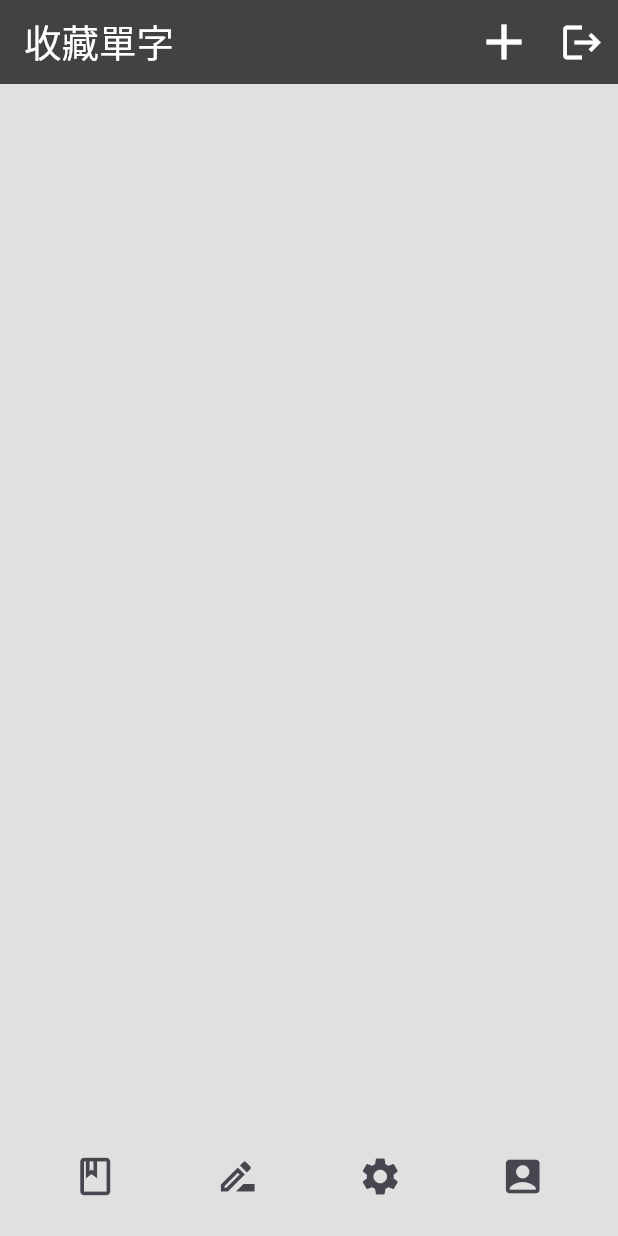
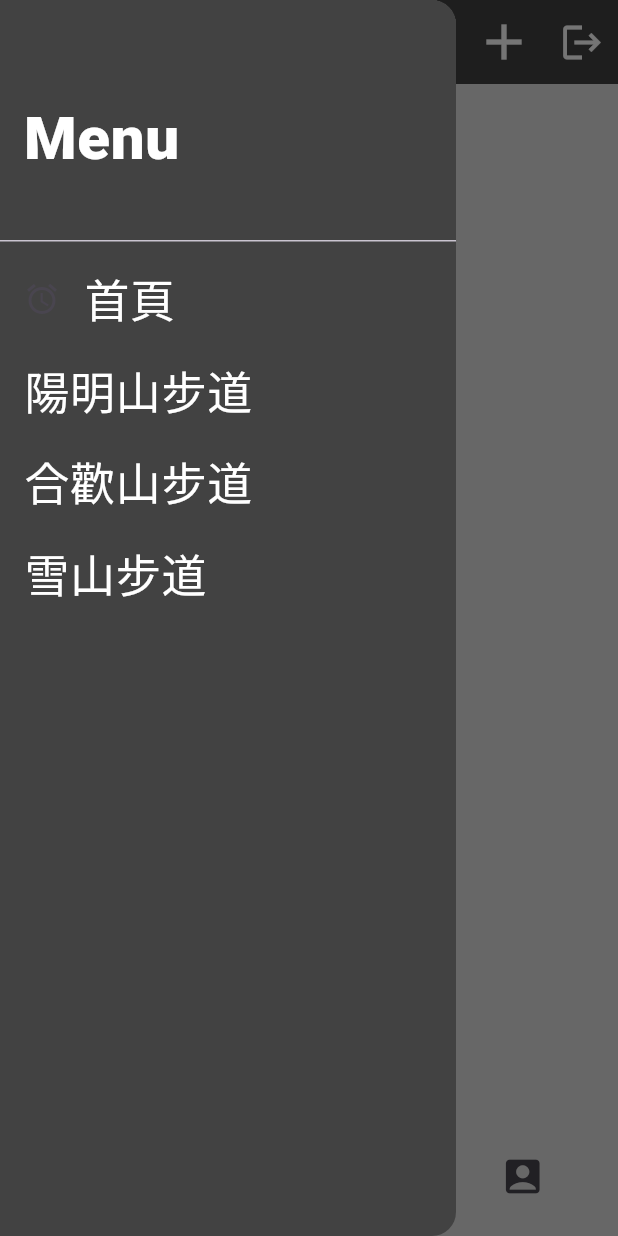
Before and after one commit to LeeMoofon0222/Englist, a Flutter app: the screen it shows once a user with an empty profile is signed in, with the side drawer open (before the commit the screen has no drawer), on a phone screen of 412 x 824 dp. Run offline on Flutter 3.47's test engine with Material 3 defaults, Android fonts, the phone set to English and light mode, and no system bars; our stand-ins replace firebase_auth, firebase_core, firebase_database, google_sign_in; missing offline and left inert: flutter_facebook_auth, google_cloud_translation; accounts and stored records are empty.

Commit message:
Store vocab option done

```diff
--- a/lib/main.dart
+++ b/lib/main.dart
@@ -6,8 +6,6 @@ import 'pages/vocabulary_page.dart';
 import 'pages/test_page.dart';
 import 'package:firebase_core/firebase_core.dart';
 import 'firebase_options.dart';
-
-
 
 Future<void> main() async {
   WidgetsFlutterBinding.ensureInitialized();
@@ -20,7 +18,6 @@ Future<void> main() async {
 class MyApp extends StatelessWidget {
   const MyApp({super.key});
 
-
   @override
   Widget build(BuildContext context) {
     return MaterialApp(
@@ -30,7 +27,10 @@ class MyApp extends StatelessWidget {
       initialRoute: '/',
       routes: {
         '/': (context) => AuthPage(),
-        '/VP': (context) => VocabularyPage(text: '', onTap: () {  }, ),
+        '/VP': (context) => VocabularyPage(
+              text: '',
+              onTap: () {},
+            ),
         '/TP': (context) => const TestPage(),
         '/SP': (context) => const SettingPage(),
         '/AP': (context) => const AboutMePage()
@@ -40,20 +40,26 @@ class MyApp extends StatelessWidget {
 }
 
 class BottomAppBarWidget extends StatefulWidget {
-
   //final Function onTap;
   const BottomAppBarWidget({super.key});
 
+  @override
+  State<StatefulWidget> createState() => _BottomAppBarWidget();
+}
+
+class BurgerDrawerWidget extends StatefulWidget {
+  //final Function onTap;
+  const BurgerDrawerWidget({super.key});
 
   @override
-  State<StatefulWidget> createState() => _BottomAppBarWidget();
+  State<StatefulWidget> createState() => _BurgerDrawerWidget();
 }
 
 class _BottomAppBarWidget extends State<BottomAppBarWidget> {
   @override
   Widget build(BuildContext context) {
     return Container(
-      color: Colors.grey[300],  // 設定整個底部區域的背景顏色
+      color: Colors.grey[300], // 設定整個底部區域的背景顏色
       child: BottomAppBar(
         color: Colors.grey[300], // 使 BottomAppBar 背景透明
         elevation: 0, // 取消陰影
@@ -63,25 +69,37 @@ class _BottomAppBarWidget extends State<BottomAppBarWidget> {
             mainAxisAlignment: MainAxisAlignment.spaceAround,
             children: [
               IconButton(
-                icon: const Icon(Icons.book_outlined, size: 30,),
+                icon: const Icon(
+                  Icons.book_outlined,
+                  size: 30,
+                ),
                 onPressed: () {
                   Navigator.pushNamed(context, '/VP');
                 },
               ),
               IconButton(
-                icon: const Icon(Icons.drive_file_rename_outline_outlined, size: 30,),
+                icon: const Icon(
+                  Icons.drive_file_rename_outline_outlined,
+                  size: 30,
+                ),
                 onPressed: () {
                   Navigator.pushNamed(context, '/TP');
                 },
               ),
               IconButton(
-                icon: const Icon(Icons.settings, size: 30,),
+                icon: const Icon(
+                  Icons.settings,
+                  size: 30,
+                ),
                 onPressed: () {
                   Navigator.pushNamed(context, '/SP');
                 },
               ),
               IconButton(
-                icon: const Icon(Icons.account_box, size: 30,),
+                icon: const Icon(
+                  Icons.account_box,
+                  size: 30,
+                ),
                 onPressed: () {
                   Navigator.pushNamed(context, '/AP');
                 },
@@ -93,3 +111,74 @@ class _BottomAppBarWidget extends State<BottomAppBarWidget> {
     );
   }
 }
+
+class _BurgerDrawerWidget extends State<BurgerDrawerWidget> {
+  @override
+  Widget build(BuildContext context) {
+    return Drawer(
+      backgroundColor: Colors.grey[800],
+      child: ListView(
+        children: <Widget>[
+          DrawerHeader(
+            decoration: BoxDecoration(color: Colors.grey[800]),
+            child: const Stack(
+              children: [
+                Text(
+                  'Menu',
+                  textAlign: TextAlign.center,
+                  strutStyle: StrutStyle(
+                    fontSize: 100,
+                    leading: 0,
+                    height: 1.1,
+                    forceStrutHeight: true,
+                  ),
+                  style: TextStyle(
+                      fontSize: 40.0,
+                      fontWeight: FontWeight.w800,
+                      color: Colors.white),
+                ),
+              ],
+            ),
+          ),
+          ListTile(
+            leading: const Icon(Icons.access_alarms),
+            title: const Text(
+              '首頁',
+              style: TextStyle(fontSize: 30.0, color: Colors.white),
+            ),
+            onTap: () {
+              //Navigator.popAndPushNamed(context, '/');
+            },
+          ),
+          ListTile(
+            title: const Text(
+              '陽明山步道',
+              style: TextStyle(fontSize: 30, color: Colors.white),
+            ),
+            onTap: () {
+              //Navigator.popAndPushNamed(context, '/YM');
+            },
+          ),
+          ListTile(
+            title: const Text(
+              '合歡山步道',
+              style: TextStyle(fontSize: 30.0, color: Colors.white),
+            ),
+            onTap: () {
+              //Navigator.popAndPushNamed(context, '/HH');
+            },
+          ),
+          ListTile(
+            title: const Text(
+              '雪山步道',
+              style: TextStyle(fontSize: 30.0, color: Colors.white),
+            ),
+            onTap: () {
+              //Navigator.popAndPushNamed(context, '/SM');
+            },
+          ),
+        ],
+      ),
+    );
+  }
+}
--- a/lib/pages/vocabulary_page.dart
+++ b/lib/pages/vocabulary_page.dart
@@ -18,13 +18,18 @@ class VocabularyPage extends StatefulWidget {
 }
 
 class Vocabulary {
-  Vocabulary({required this.mainWord, required this.associateWord});
+  Vocabulary(
+      {required this.mainWord,
+      required this.associateWord,
+      required this.ifStore});
 
   String mainWord;
   String associateWord;
+  String ifStore;
 }
 
-class _VocabularyPageState extends State<VocabularyPage> {
+class _VocabularyPageState extends State<VocabularyPage>
+    with AutomaticKeepAliveClientMixin {
   String downWord = '';
   late Translation _translation;
   TranslationModel _translated =
@@ -38,19 +43,24 @@ class _VocabularyPageState extends State<VocabularyPage> {
   final user = FirebaseAuth.instance.currentUser;
   final List<String> mainList = [];
   final List<String> associateList = [];
+  final List<String> storeList = [];
+  late bool storeVocab = false;
+  IconData starData = Icons.star_border;
 
   @override
   void initState() {
+    super.initState();
     _fetch();
     _translation = Translation(
       apiKey: 'AIzaSyDervpmYXev4zhSuKTgFC9SVnLfQYpRJNg', //填入API金鑰，為避免濫用，因此已隱藏
     );
-    super.initState();
   }
-  void _push(String mainWord, String associateWord) {
+
+  void _push(String mainWord, String associateWord, String ifStore) {
     Map<String, String> vocab = {
       "mainWord": mainWord,
-      "associateWord": associateWord
+      "associateWord": associateWord,
+      "ifStore": ifStore
     };
     firebaseDB
         .child('user')
@@ -73,17 +83,17 @@ class _VocabularyPageState extends State<VocabularyPage> {
         userData?.forEach((key, value) {
           _vocabularies.add(Vocabulary(
               mainWord: value['mainWord'],
-              associateWord: value['associateWord']
-          ));
+              associateWord: value['associateWord'],
+              ifStore: value['ifStore']));
         });
       });
     });
   }
 
-  void _addVocabulary(String mainWord, String associateWord) {
+  void _addVocabulary(String mainWord, String associateWord, String ifStore) {
     setState(() {
-      _vocabularies
-          .add(Vocabulary(mainWord: mainWord, associateWord: associateWord));
+      _vocabularies.add(Vocabulary(
+          mainWord: mainWord, associateWord: associateWord, ifStore: ifStore));
     });
   }
 
@@ -254,9 +264,9 @@ class _VocabularyPageState extends State<VocabularyPage> {
                     vocabularyEnglishController.text != "") {
                   Navigator.of(context).pop();
                   _addVocabulary(vocabularyEnglishController.text,
-                      vocabularyChineseController.text);
+                      vocabularyChineseController.text, "false");
                   _push(vocabularyEnglishController.text,
-                      vocabularyChineseController.text);
+                      vocabularyChineseController.text, "false");
                   vocabularyEnglishController.clear();
                   vocabularyChineseController.clear();
                 } else {
@@ -276,9 +286,9 @@ class _VocabularyPageState extends State<VocabularyPage> {
       },
     );
   }
-
   @override
   Widget build(BuildContext context) {
+    super.build(context);
     return Scaffold(
       appBar: AppBar(
         title: const Text("收藏單字",
@@ -286,6 +296,21 @@ class _VocabularyPageState extends State<VocabularyPage> {
         backgroundColor: Colors.grey[800],
         iconTheme: const IconThemeData(color: Colors.white),
         actions: [
+          IconButton(
+              onPressed: () {
+                setState(() {
+                  if (starData == Icons.star_border) {
+                    starData = Icons.star;
+                  } else {
+                    starData = Icons.star_border;
+                  }
+                  storeVocab = !storeVocab;
+                });
+              },
+              icon: Icon(
+                starData,
+                size: 38,
+              )),
           IconButton(
               onPressed: () {
                 showAlert(context);
@@ -307,14 +332,30 @@ class _VocabularyPageState extends State<VocabularyPage> {
       body: ListView(
         padding: const EdgeInsets.symmetric(vertical: 8.0),
         children: _vocabularies.map((Vocabulary vocabulary) {
-          return VocabularyItem(
-            vocabulary: vocabulary,
-            removeVocabulary: _deleteItem,
-          );
+          if (storeVocab && vocabulary.ifStore == "true") {
+              return VocabularyItem(
+                vocabulary: vocabulary,
+                removeVocabulary: _deleteItem,
+              );
+          }
+          else if(!storeVocab)
+          {
+            return VocabularyItem(
+              vocabulary: vocabulary,
+              removeVocabulary: _deleteItem,
+            );
+          }
+          else{
+            return Container();
+          }
         }).toList(),
       ),
       bottomNavigationBar: const BottomAppBarWidget(),
+      drawer: const BurgerDrawerWidget(),
       backgroundColor: Colors.grey[300],
     );
   }
+
+  @override
+  bool get wantKeepAlive => true;
 }
```
Also changed, not shown: lib/Components/vocabularyItem.dart (+27 -12 lines), lib/pages/test_page.dart (+12 -1 lines).
